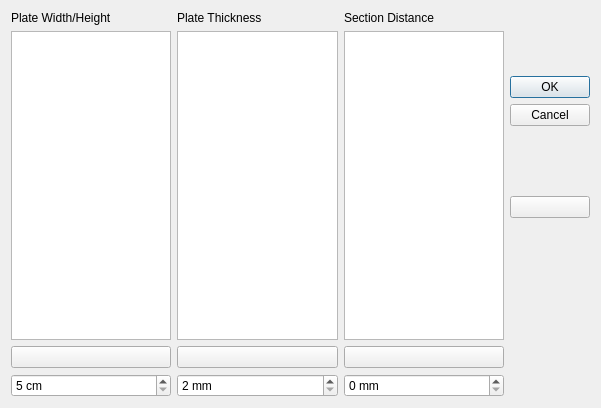
Before: the Qt Designer form applications/section/widgets/multi_section.ui in ebrahimraeyat/civilTools, drawn with Qt 5.
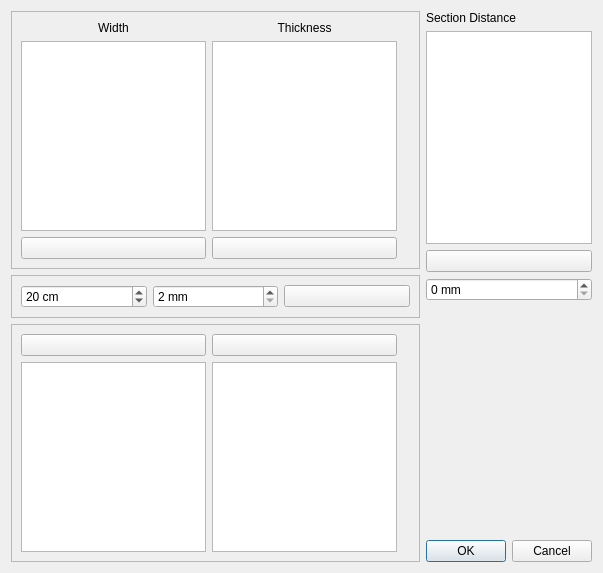
After: the same form once the commit is applied. Icons and pictures are not drawn.

Commit message: SECTION: add web plate for multi section

```diff
--- a/applications/section/widgets/multi_section.ui
+++ b/applications/section/widgets/multi_section.ui
@@ -6,21 +6,37 @@
    <rect>
     <x>0</x>
     <y>0</y>
-    <width>601</width>
-    <height>408</height>
+    <width>603</width>
+    <height>573</height>
    </rect>
   </property>
   <property name="windowTitle">
    <string>Create Multi Section</string>
   </property>
+  <layout class="QHBoxLayout" name="horizontalLayout_3">
+   <item>
+    <layout class="QVBoxLayout" name="verticalLayout_8">
+     <item>
+      <widget class="QFrame" name="frame">
+       <property name="frameShape">
+        <enum>QFrame::StyledPanel</enum>
+       </property>
+       <property name="frameShadow">
+        <enum>QFrame::Raised</enum>
+       </property>
+       <layout class="QHBoxLayout" name="horizontalLayout_5">
+        <item>
   <layout class="QHBoxLayout" name="horizontalLayout">
    <item>
     <layout class="QVBoxLayout" name="verticalLayout">
      <item>
       <widget class="QLabel" name="label">
        <property name="text">
-        <string>Plate Width/Height</string>
-       </property>
+               <string>Width</string>
+              </property>
+              <property name="alignment">
+               <set>Qt::AlignCenter</set>
+              </property>
       </widget>
      </item>
      <item>
@@ -47,48 +63,83 @@
        </property>
       </widget>
      </item>
+           </layout>
+          </item>
+          <item>
+           <layout class="QVBoxLayout" name="verticalLayout_4">
+            <item>
+             <widget class="QLabel" name="label_2">
+              <property name="text">
+               <string>Thickness</string>
+              </property>
+              <property name="alignment">
+               <set>Qt::AlignCenter</set>
+              </property>
+             </widget>
+            </item>
+            <item>
+             <widget class="QListWidget" name="tb_thick_list">
+              <property name="inputMethodHints">
+               <set>Qt::ImhDigitsOnly</set>
+              </property>
+              <property name="selectionMode">
+               <enum>QAbstractItemView::ExtendedSelection</enum>
+              </property>
+              <property name="sortingEnabled">
+               <bool>true</bool>
+              </property>
+             </widget>
+            </item>
+            <item>
+             <widget class="QPushButton" name="tb_thick_button">
+              <property name="text">
+               <string/>
+              </property>
+              <property name="icon">
+               <iconset resource="../resource.qrc">
+                <normaloff>:/section/images/up.svg</normaloff>:/section/images/up.svg</iconset>
+              </property>
+             </widget>
+            </item>
+           </layout>
+          </item>
+          <item>
+           <widget class="QLabel" name="label_4">
+            <property name="text">
+             <string/>
+            </property>
+            <property name="pixmap">
+             <pixmap resource="../resource_1.qrc">:/section/images/plate_tb_check.svg</pixmap>
+            </property>
+            <property name="alignment">
+             <set>Qt::AlignCenter</set>
+            </property>
+           </widget>
+          </item>
+         </layout>
+        </item>
+       </layout>
+      </widget>
+     </item>
+     <item>
+      <widget class="QFrame" name="frame_3">
+       <property name="frameShape">
+        <enum>QFrame::StyledPanel</enum>
+       </property>
+       <property name="frameShadow">
+        <enum>QFrame::Raised</enum>
+       </property>
+       <layout class="QHBoxLayout" name="horizontalLayout_6">
      <item>
       <widget class="QSpinBox" name="width_box">
        <property name="suffix">
         <string> cm</string>
        </property>
        <property name="minimum">
-        <number>5</number>
-       </property>
-      </widget>
-     </item>
-    </layout>
-   </item>
-   <item>
-    <layout class="QVBoxLayout" name="verticalLayout_2">
-     <item>
-      <widget class="QLabel" name="label_2">
-       <property name="text">
-        <string>Plate Thickness</string>
-       </property>
-      </widget>
-     </item>
-     <item>
-      <widget class="QListWidget" name="plate_thicks">
-       <property name="inputMethodHints">
-        <set>Qt::ImhDigitsOnly</set>
-       </property>
-       <property name="selectionMode">
-        <enum>QAbstractItemView::ExtendedSelection</enum>
-       </property>
-       <property name="sortingEnabled">
-        <bool>true</bool>
-       </property>
-      </widget>
-     </item>
-     <item>
-      <widget class="QPushButton" name="thick_button">
-       <property name="text">
-        <string/>
-       </property>
-       <property name="icon">
-        <iconset resource="../resource.qrc">
-         <normaloff>:/section/images/up.svg</normaloff>:/section/images/up.svg</iconset>
+           <number>7</number>
+          </property>
+          <property name="value">
+           <number>20</number>
        </property>
       </widget>
      </item>
@@ -105,6 +156,108 @@
        </property>
       </widget>
      </item>
+        <item>
+         <widget class="QPushButton" name="remove_button">
+          <property name="toolTip">
+           <string>delete selected items</string>
+          </property>
+          <property name="text">
+           <string/>
+          </property>
+          <property name="icon">
+           <iconset resource="../resource.qrc">
+            <normaloff>:/section/images/remove.svg</normaloff>:/section/images/remove.svg</iconset>
+          </property>
+         </widget>
+        </item>
+       </layout>
+      </widget>
+     </item>
+     <item>
+      <widget class="QFrame" name="frame_2">
+       <property name="frameShape">
+        <enum>QFrame::StyledPanel</enum>
+       </property>
+       <property name="frameShadow">
+        <enum>QFrame::Raised</enum>
+       </property>
+       <layout class="QVBoxLayout" name="verticalLayout_5">
+        <item>
+         <layout class="QHBoxLayout" name="horizontalLayout_2">
+          <item>
+           <layout class="QVBoxLayout" name="verticalLayout_7">
+            <item>
+             <widget class="QPushButton" name="web_height_button">
+              <property name="text">
+               <string/>
+              </property>
+              <property name="icon">
+               <iconset resource="../resource.qrc">
+                <normaloff>:/section/images/down.svg</normaloff>:/section/images/down.svg</iconset>
+              </property>
+             </widget>
+            </item>
+            <item>
+             <widget class="QListWidget" name="web_height_list">
+              <property name="inputMethodHints">
+               <set>Qt::ImhDigitsOnly</set>
+              </property>
+              <property name="selectionMode">
+               <enum>QAbstractItemView::ExtendedSelection</enum>
+              </property>
+              <property name="sortingEnabled">
+               <bool>true</bool>
+              </property>
+             </widget>
+            </item>
+           </layout>
+          </item>
+          <item>
+           <layout class="QVBoxLayout" name="verticalLayout_6">
+            <item>
+             <widget class="QPushButton" name="web_thick_button">
+              <property name="text">
+               <string/>
+              </property>
+              <property name="icon">
+               <iconset resource="../resource.qrc">
+                <normaloff>:/section/images/down.svg</normaloff>:/section/images/down.svg</iconset>
+              </property>
+             </widget>
+            </item>
+            <item>
+             <widget class="QListWidget" name="web_thick_list">
+              <property name="inputMethodHints">
+               <set>Qt::ImhDigitsOnly</set>
+              </property>
+              <property name="selectionMode">
+               <enum>QAbstractItemView::ExtendedSelection</enum>
+              </property>
+              <property name="sortingEnabled">
+               <bool>true</bool>
+              </property>
+             </widget>
+            </item>
+           </layout>
+          </item>
+          <item>
+           <widget class="QLabel" name="label_6">
+            <property name="text">
+             <string/>
+            </property>
+            <property name="pixmap">
+             <pixmap resource="../resource_1.qrc">:/section/images/plate_web_check.svg</pixmap>
+            </property>
+            <property name="alignment">
+             <set>Qt::AlignCenter</set>
+            </property>
+           </widget>
+          </item>
+         </layout>
+        </item>
+       </layout>
+      </widget>
+     </item>
     </layout>
    </item>
    <item>
@@ -147,34 +300,16 @@
        </property>
       </widget>
      </item>
-    </layout>
-   </item>
    <item>
-    <layout class="QVBoxLayout" name="verticalLayout_4">
-     <item>
-      <widget class="QDialogButtonBox" name="buttonBox">
-       <property name="orientation">
-        <enum>Qt::Vertical</enum>
-       </property>
-       <property name="standardButtons">
-        <set>QDialogButtonBox::Cancel|QDialogButtonBox::Ok</set>
-       </property>
-       <property name="centerButtons">
-        <bool>true</bool>
-       </property>
-      </widget>
-     </item>
-     <item>
-      <widget class="QPushButton" name="remove_button">
-       <property name="toolTip">
-        <string>delete selected items</string>
-       </property>
+      <widget class="QLabel" name="label_8">
        <property name="text">
         <string/>
        </property>
-       <property name="icon">
-        <iconset resource="../resource.qrc">
-         <normaloff>:/section/images/remove.svg</normaloff>:/section/images/remove.svg</iconset>
+       <property name="pixmap">
+        <pixmap resource="../resource_1.qrc">:/section/images/dist.svg</pixmap>
+       </property>
+       <property name="alignment">
+        <set>Qt::AlignCenter</set>
        </property>
       </widget>
      </item>
@@ -191,6 +326,19 @@
        </property>
       </spacer>
      </item>
+     <item>
+      <widget class="QDialogButtonBox" name="buttonBox">
+       <property name="orientation">
+        <enum>Qt::Horizontal</enum>
+       </property>
+       <property name="standardButtons">
+        <set>QDialogButtonBox::Cancel|QDialogButtonBox::Ok</set>
+       </property>
+       <property name="centerButtons">
+        <bool>true</bool>
+       </property>
+      </widget>
+     </item>
     </layout>
    </item>
   </layout>
```
Left out of the diff: 5 changed lines with no effect on the pictures. Lines whose indentation alone changed are shown as unchanged. The commit also changes 3 other files.
